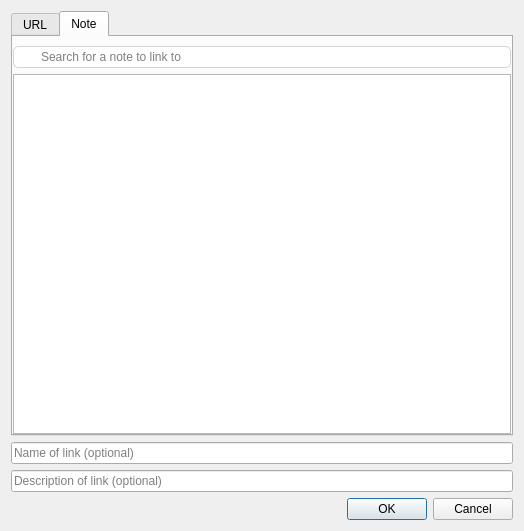
Old version of the form qownnotes/dialogs/linkdialog.ui in the repository Samael340/qownnotes_alt.
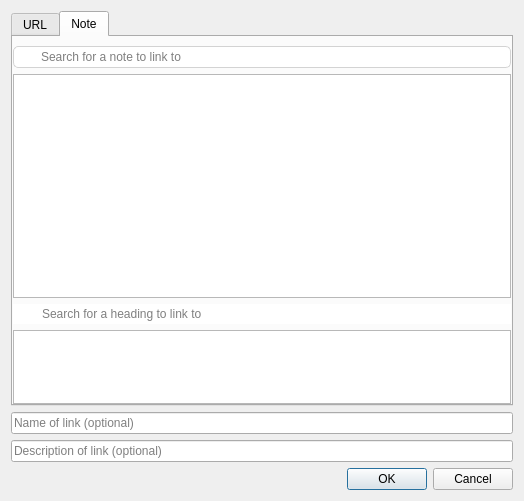
New version of the form. The open tabs and pages were chosen to show the change. Icons and pictures are not drawn.

Patch:
```diff
--- a/qownnotes/dialogs/linkdialog.ui
+++ b/qownnotes/dialogs/linkdialog.ui
@@ -7,7 +7,7 @@
     <x>0</x>
     <y>0</y>
     <width>524</width>
-    <height>531</height>
+    <height>501</height>
    </rect>
   </property>
   <property name="windowTitle">
@@ -23,7 +23,7 @@
      <item>
       <widget class="QTabWidget" name="tabWidget">
        <property name="sizePolicy">
-        <sizepolicy hsizetype="Expanding" vsizetype="Minimum">
+        <sizepolicy hsizetype="Expanding" vsizetype="Expanding">
          <horstretch>0</horstretch>
          <verstretch>0</verstretch>
         </sizepolicy>
@@ -129,7 +129,46 @@
           </widget>
          </item>
          <item>
-          <widget class="QListWidget" name="notesListWidget"/>
+          <widget class="QListWidget" name="notesListWidget">
+           <property name="sizePolicy">
+            <sizepolicy hsizetype="Expanding" vsizetype="Expanding">
+             <horstretch>0</horstretch>
+             <verstretch>3</verstretch>
+            </sizepolicy>
+           </property>
+          </widget>
+         </item>
+         <item>
+          <widget class="QLineEdit" name="headingSearchLineEdit">
+           <property name="styleSheet">
+            <string notr="true">QLineEdit {
+        /* the background image doesn't work without the border definition */
+	border: none;
+	padding: 2px 5px 2px 27px;
+	background-image: url(:/images/search-notes.svg);
+	background-repeat: no-repeat;
+	background-position: center left;
+	margin-right: 0px;
+}
+</string>
+           </property>
+           <property name="placeholderText">
+            <string>Search for a heading to link to</string>
+           </property>
+           <property name="clearButtonEnabled">
+            <bool>true</bool>
+           </property>
+          </widget>
+         </item>
+         <item>
+          <widget class="QListWidget" name="headingListWidget">
+           <property name="sizePolicy">
+            <sizepolicy hsizetype="Expanding" vsizetype="Expanding">
+             <horstretch>0</horstretch>
+             <verstretch>1</verstretch>
+            </sizepolicy>
+           </property>
+          </widget>
          </item>
         </layout>
        </widget>
```
Left out of the diff: 14 changed lines with no effect on the pictures.
